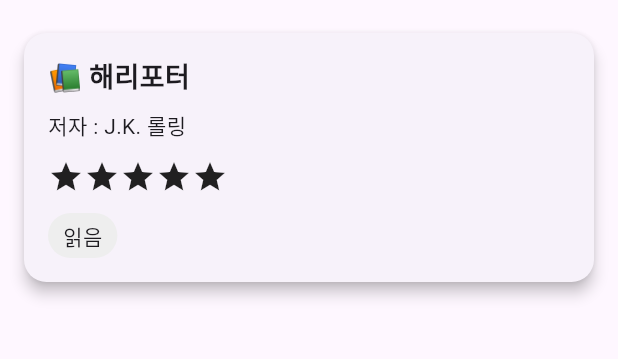
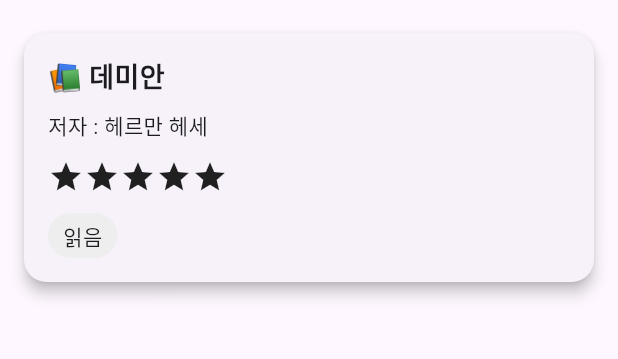
Before and after one commit to jaxhx3xx/BookLog, a Flutter app: the screen it shows after launch, after a tap on the "add" icon, on a phone screen of 412 x 824 dp, the part 63-422 px from its top. Run offline on Flutter 3.47's test engine with Material 3 defaults, Android fonts, the phone set to English and light mode, and no system bars; our stand-ins replace drift, get_it; accounts and stored records are empty; generated files the repository leaves out were written again.

Commit message:
책 추가 기능 테스트

```diff
--- a/lib/main.dart
+++ b/lib/main.dart
@@ -10,17 +10,6 @@
   setupLocator();
 
   final db = getIt<LocalDatabase>();
-
-  await db.createBook(
-    BooksCompanion.insert(
-      title: '해리포터',
-      author: 'J.K. 롤링',
-      readDate: DateTime.now(),
-      rating: 5,
-      memo: '재밌었다',
-      status: '읽음',
-    ),
-  );
 
   runApp(const MyApp());
 }
--- a/lib/screens/home_screen.dart
+++ b/lib/screens/home_screen.dart
@@ -47,7 +47,18 @@
         },
       ),
       floatingActionButton: FloatingActionButton(
-        onPressed: () {},
+        onPressed: () async {
+          await db.createBook(
+            BooksCompanion.insert(
+              title: '데미안',
+              author: '헤르만 헤세',
+              readDate: DateTime.now(),
+              rating: 5,
+              memo: '테스트 데이터',
+              status: '읽음',
+            ),
+          );
+        },
         child: const Icon(Icons.add),
       ),
     );
```
